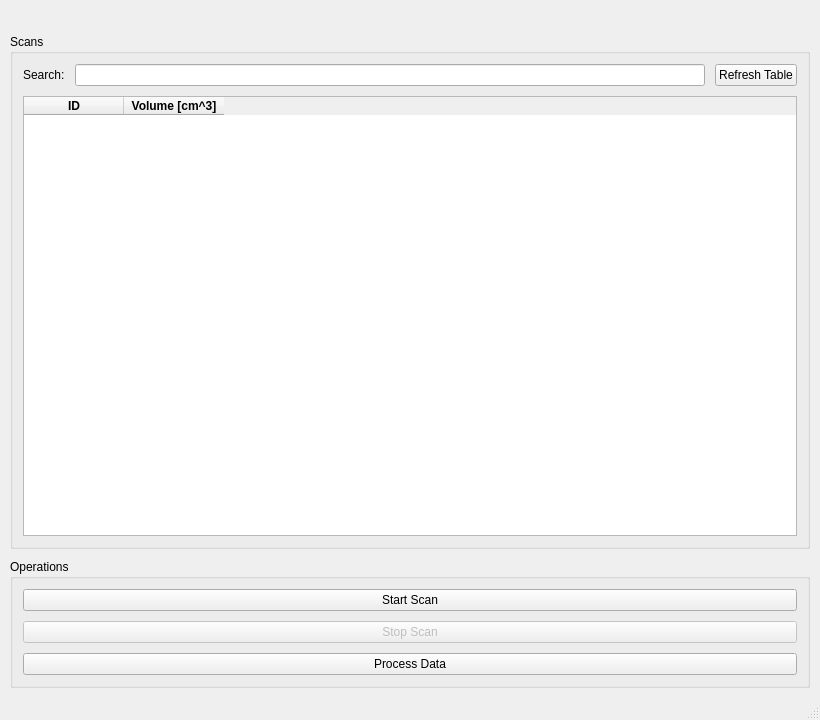
Qt form QT/MainWindow.ui (MathBM/Coontrol) before a commit.
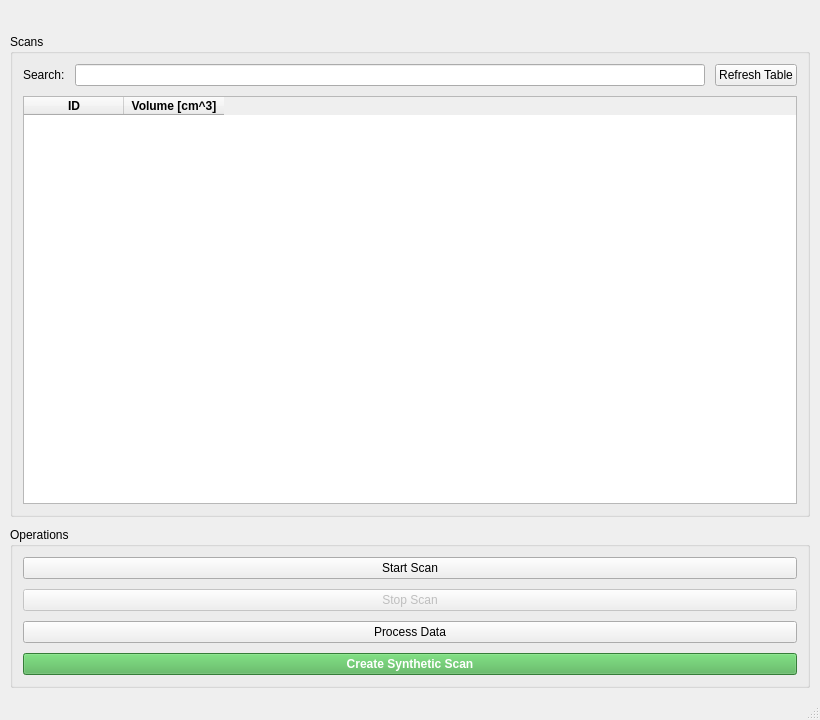
The same form after that commit. Icons and pictures are not drawn.

Commit message: feat: Add synthetic data generation and processing capabilities

```diff
--- a/QT/MainWindow.ui
+++ b/QT/MainWindow.ui
@@ -197,6 +197,19 @@
          </property>
         </widget>
        </item>
+              <item>
+                <widget class="QPushButton" name="btp_createSyntheticScan">
+                  <property name="enabled">
+                    <bool>true</bool>
+                  </property>
+                  <property name="text">
+                    <string>Create Synthetic Scan</string>
+                  </property>
+                  <property name="styleSheet">
+                    <string notr="true">background-color: #4CAF50; color: white; font-weight: bold;</string>
+                  </property>
+                </widget>
+              </item>
       </layout>
      </widget>
     </item>
```
Left out of the diff: 12 changed lines with no effect on the pictures. Lines whose indentation alone changed are shown as unchanged. The commit also changes 22 other files.
